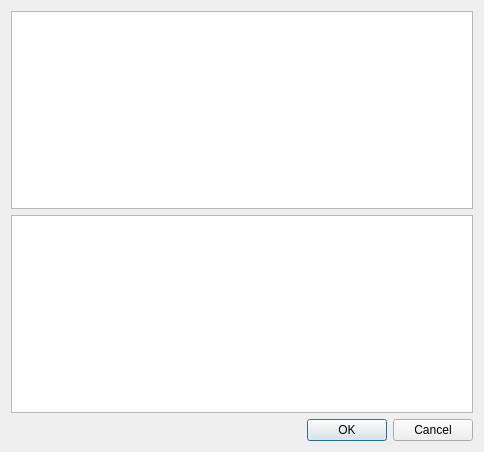
Above: program/changeTexWindow.ui from khhhhh/tree-projecter before the change. Below: the same form after it.
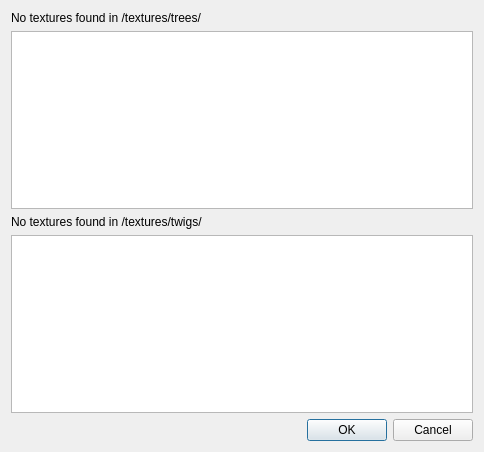
That is the form after the change.

Commit message: add twig texture change

Diff of the .ui file:
```diff
--- a/program/changeTexWindow.ui
+++ b/program/changeTexWindow.ui
@@ -14,9 +14,23 @@
    <string>Dialog</string>
   </property>
   <layout class="QVBoxLayout" name="verticalLayout">
+   <item>
+    <widget class="QLabel" name="lbNoWood">
+     <property name="text">
+      <string>No textures found in /textures/trees/</string>
+     </property>
+    </widget>
+   </item>
    <item>
     <widget class="QListWidget" name="listWidget"/>
    </item>
+   <item>
+    <widget class="QLabel" name="lbNoTwig">
+     <property name="text">
+      <string>No textures found in /textures/twigs/</string>
+     </property>
+    </widget>
+   </item>
    <item>
     <widget class="QListWidget" name="listWidget_2"/>
    </item>
```
The commit also changes 6 other files.
